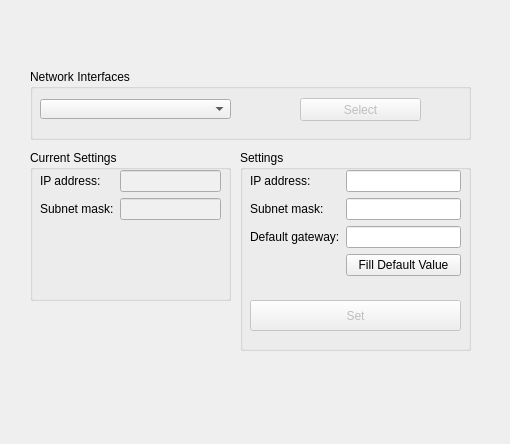
The window that cot-host/HostSettingsWizardPage.ui (toyoh3232/appsuite) describes before a commit, drawn with Qt 5.
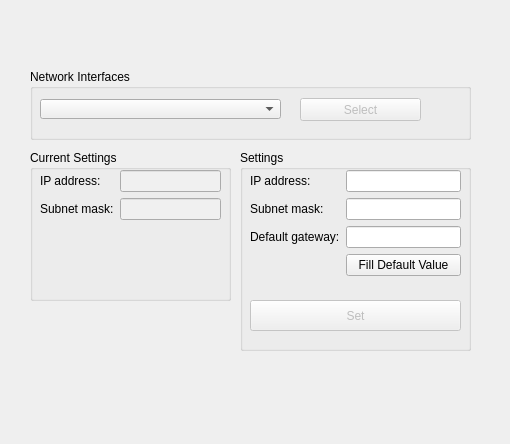
The same window after the commit.

Diff of the .ui file:
```diff
--- a/cot-host/HostSettingsWizardPage.ui
+++ b/cot-host/HostSettingsWizardPage.ui
@@ -233,7 +233,7 @@
      <rect>
       <x>10</x>
       <y>30</y>
-      <width>191</width>
+      <width>241</width>
       <height>20</height>
      </rect>
     </property>
```
